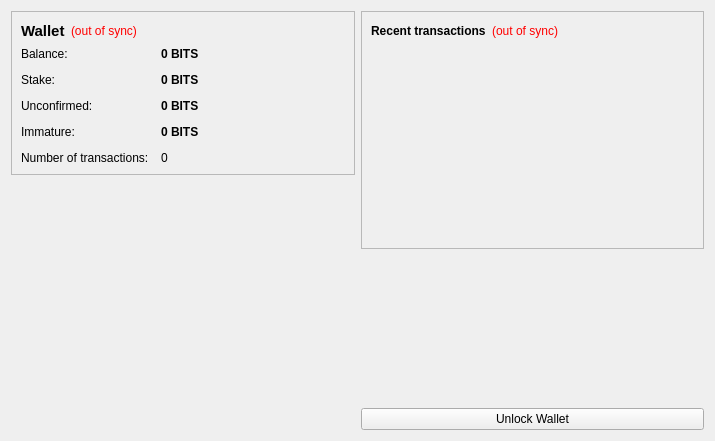
bitstar/bitstar, file src/qt/forms/overviewpage.ui: the form before one commit.
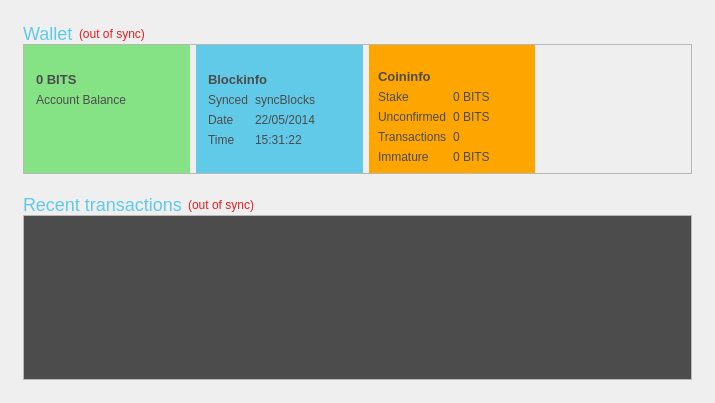
The form after the commit. Icons and pictures are not drawn.

Diff of the .ui file:
```diff
--- a/src/qt/forms/overviewpage.ui
+++ b/src/qt/forms/overviewpage.ui
@@ -7,35 +7,91 @@
     <x>0</x>
     <y>0</y>
     <width>715</width>
-    <height>441</height>
+    <height>403</height>
    </rect>
   </property>
   <property name="windowTitle">
    <string>Form</string>
   </property>
-  <layout class="QHBoxLayout" name="horizontalLayout" stretch="1,1">
+  <property name="layoutDirection">
+   <enum>Qt::LeftToRight</enum>
+  </property>
+  <property name="styleSheet">
+   <string notr="true"/>
+  </property>
+  <layout class="QHBoxLayout" name="horizontalLayout" stretch="0">
    <item>
-    <layout class="QVBoxLayout" name="verticalLayout_2">
-     <item>
-      <widget class="QFrame" name="frame">
-       <property name="frameShape">
-        <enum>QFrame::StyledPanel</enum>
-       </property>
-       <property name="frameShadow">
-        <enum>QFrame::Raised</enum>
-       </property>
-       <layout class="QVBoxLayout" name="verticalLayout_4">
+    <layout class="QVBoxLayout" name="overviewLayout" stretch="0,0,0,0">
+     <property name="spacing">
+      <number>0</number>
+     </property>
+     <property name="sizeConstraint">
+      <enum>QLayout::SetDefaultConstraint</enum>
+     </property>
+     <property name="leftMargin">
+      <number>12</number>
+     </property>
+     <property name="topMargin">
+      <number>12</number>
+     </property>
+     <property name="rightMargin">
+      <number>12</number>
+     </property>
+     <property name="bottomMargin">
+      <number>12</number>
+     </property>
         <item>
+      <widget class="QFrame" name="walletTitleFrame">
          <layout class="QHBoxLayout" name="horizontalLayout_4">
+        <property name="spacing">
+         <number>0</number>
+        </property>
+        <property name="leftMargin">
+         <number>0</number>
+        </property>
+        <property name="topMargin">
+         <number>0</number>
+        </property>
+        <property name="rightMargin">
+         <number>0</number>
+        </property>
+        <property name="bottomMargin">
+         <number>0</number>
+        </property>
+        <item>
+         <widget class="QWidget" name="widget_4" native="true">
+          <property name="minimumSize">
+           <size>
+            <width>0</width>
+            <height>0</height>
+           </size>
+          </property>
+          <property name="styleSheet">
+           <string notr="true">color: #60CAE8;</string>
+          </property>
+          <layout class="QHBoxLayout" name="horizontalLayout_11">
+           <property name="leftMargin">
+            <number>0</number>
+           </property>
+           <property name="topMargin">
+            <number>0</number>
+           </property>
+           <property name="rightMargin">
+            <number>0</number>
+           </property>
+           <property name="bottomMargin">
+            <number>0</number>
+           </property>
           <item>
            <widget class="QLabel" name="label_5">
             <property name="font">
              <font>
-              <pointsize>11</pointsize>
-              <weight>75</weight>
-              <bold>true</bold>
-             </font>
-            </property>
+               <pointsize>-1</pointsize>
+              </font>
+             </property>
+             <property name="styleSheet">
+              <string notr="true">font-size: 18px;</string>
+             </property>
             <property name="text">
              <string>Wallet</string>
             </property>
@@ -47,7 +103,7 @@
              <string>The displayed information may be out of date. Your wallet automatically synchronizes with the Bitstar network after a connection is established, but this process has not completed yet.</string>
             </property>
             <property name="styleSheet">
-             <string notr="true">QLabel { color: red; }</string>
+              <string notr="true">color: #e21e25;</string>
             </property>
             <property name="text">
              <string notr="true">(out of sync)</string>
@@ -71,51 +127,277 @@
            </spacer>
           </item>
          </layout>
+         </widget>
         </item>
+       </layout>
+      </widget>
+     </item>
         <item>
+      <widget class="QFrame" name="walletFrame">
+       <property name="enabled">
+        <bool>true</bool>
+       </property>
+       <property name="sizePolicy">
+        <sizepolicy hsizetype="Preferred" vsizetype="Preferred">
+         <horstretch>0</horstretch>
+         <verstretch>0</verstretch>
+        </sizepolicy>
+       </property>
+       <property name="maximumSize">
+        <size>
+         <width>16777215</width>
+         <height>300</height>
+        </size>
+       </property>
+       <property name="baseSize">
+        <size>
+         <width>0</width>
+         <height>0</height>
+        </size>
+       </property>
+       <property name="frameShape">
+        <enum>QFrame::StyledPanel</enum>
+       </property>
+       <property name="frameShadow">
+        <enum>QFrame::Raised</enum>
+       </property>
+       <layout class="QHBoxLayout" name="horizontalLayout_6">
+        <property name="spacing">
+         <number>6</number>
+        </property>
+        <property name="leftMargin">
+         <number>0</number>
+        </property>
+        <property name="topMargin">
+         <number>0</number>
+        </property>
+        <property name="rightMargin">
+         <number>0</number>
+        </property>
+        <property name="bottomMargin">
+         <number>0</number>
+        </property>
+        <item>
+         <layout class="QHBoxLayout" name="horizontalLayout_10">
+          <property name="spacing">
+           <number>0</number>
+          </property>
+          <item>
+           <widget class="QWidget" name="balance" native="true">
+            <property name="styleSheet">
+             <string notr="true">background: #85E285;
+color: #FFFFFF;</string>
+            </property>
          <layout class="QFormLayout" name="formLayout_2">
           <property name="fieldGrowthPolicy">
-           <enum>QFormLayout::AllNonFixedFieldsGrow</enum>
-          </property>
-          <property name="horizontalSpacing">
+              <enum>QFormLayout::FieldsStayAtSizeHint</enum>
+             </property>
+             <property name="leftMargin">
            <number>12</number>
           </property>
-          <property name="verticalSpacing">
+             <property name="topMargin">
            <number>12</number>
           </property>
-          <item row="0" column="0">
-           <widget class="QLabel" name="label">
-            <property name="text">
-             <string>Balance:</string>
-            </property>
-           </widget>
-          </item>
-          <item row="0" column="1">
+             <property name="rightMargin">
+              <number>12</number>
+             </property>
+             <property name="bottomMargin">
+              <number>12</number>
+             </property>
+             <item row="0" column="0" colspan="2">
            <widget class="QLabel" name="labelBalance">
-            <property name="font">
-             <font>
-              <weight>75</weight>
-              <bold>true</bold>
-             </font>
-            </property>
-            <property name="cursor">
-             <cursorShape>IBeamCursor</cursorShape>
-            </property>
-            <property name="toolTip">
-             <string>Your current balance</string>
-            </property>
+               <property name="styleSheet">
+                <string notr="true">color: #4C4C4C;
+font-size: 13px;
+font-weight: bold;
+padding-top: 15px;
+text-align: left;</string>
+               </property>
+               <property name="text">
+                <string>0 BITS</string>
+               </property>
+               <property name="indent">
+                <number>0</number>
+               </property>
+              </widget>
+             </item>
+             <item row="1" column="0">
+              <widget class="QLabel" name="label_8">
+               <property name="styleSheet">
+                <string notr="true">color: #4C4C4C;
+font-size: 12px;</string>
+               </property>
             <property name="text">
-             <string notr="true">0 BITS</string>
-            </property>
-            <property name="textInteractionFlags">
-             <set>Qt::LinksAccessibleByMouse|Qt::TextSelectableByKeyboard|Qt::TextSelectableByMouse</set>
+                <string>Account Balance</string>
+               </property>
+              </widget>
+             </item>
+            </layout>
+           </widget>
+          </item>
+         </layout>
+        </item>
+        <item>
+         <layout class="QHBoxLayout" name="horizontalLayout_8">
+          <property name="spacing">
+           <number>0</number>
+          </property>
+          <property name="leftMargin">
+           <number>0</number>
+          </property>
+          <item>
+           <widget class="QWidget" name="widget_3" native="true">
+            <property name="styleSheet">
+             <string notr="true">background: #60CAE8;
+color: #FFFFFF;</string>
+            </property>
+            <layout class="QFormLayout" name="formLayout_4">
+             <property name="fieldGrowthPolicy">
+              <enum>QFormLayout::FieldsStayAtSizeHint</enum>
+             </property>
+             <property name="leftMargin">
+              <number>12</number>
+             </property>
+             <property name="topMargin">
+              <number>12</number>
+             </property>
+             <property name="rightMargin">
+              <number>12</number>
+             </property>
+             <property name="bottomMargin">
+              <number>12</number>
+             </property>
+             <item row="0" column="0" colspan="2">
+              <widget class="QLabel" name="labelBlockinfo">
+               <property name="styleSheet">
+                <string notr="true">color: #4C4C4C;
+font-size: 13px;
+font-weight: bold;
+padding-top: 15px;
+text-align: left;</string>
+               </property>
+               <property name="text">
+                <string>Blockinfo</string>
+               </property>
+               <property name="indent">
+                <number>0</number>
+               </property>
+               <property name="buddy">
+                <cstring></cstring>
+               </property>
+              </widget>
+             </item>
+             <item row="1" column="0">
+              <widget class="QLabel" name="label_7">
+               <property name="styleSheet">
+                <string notr="true">color: #4C4C4C;
+font-size: 12px;</string>
+               </property>
+               <property name="text">
+                <string>Synced</string>
+               </property>
+              </widget>
+             </item>
+             <item row="1" column="1">
+              <widget class="QLabel" name="labelBlockCount">
+               <property name="styleSheet">
+                <string notr="true">color: #4C4C4C;
+font-size: 12px;</string>
+               </property>
+               <property name="text">
+                <string>syncBlocks</string>
+               </property>
+              </widget>
+             </item>
+             <item row="2" column="0">
+              <widget class="QLabel" name="label_9">
+               <property name="styleSheet">
+                <string notr="true">color: #4C4C4C;
+font-size: 12px;</string>
+               </property>
+               <property name="text">
+                <string>Date</string>
+               </property>
+              </widget>
+             </item>
+             <item row="2" column="1">
+              <widget class="QLabel" name="labelLastBlockDate">
+               <property name="styleSheet">
+                <string notr="true">color: #4C4C4C;
+font-size: 12px;</string>
+               </property>
+               <property name="text">
+                <string>22/05/2014</string>
+               </property>
+              </widget>
+             </item>
+             <item row="3" column="0">
+              <widget class="QLabel" name="label_10">
+               <property name="styleSheet">
+                <string notr="true">color: #4C4C4C;
+font-size: 12px;</string>
+               </property>
+               <property name="text">
+                <string>Time</string>
+               </property>
+              </widget>
+             </item>
+             <item row="3" column="1">
+              <widget class="QLabel" name="labelLastBlockTime">
+               <property name="styleSheet">
+                <string notr="true">color: #4C4C4C;
+font-size: 12px;</string>
+               </property>
+               <property name="text">
+                <string>15:31:22</string>
+               </property>
+              </widget>
+             </item>
+            </layout>
+           </widget>
+          </item>
+         </layout>
+        </item>
+        <item>
+         <layout class="QHBoxLayout" name="horizontalLayout_9">
+          <item>
+           <widget class="QWidget" name="widget" native="true">
+            <property name="styleSheet">
+             <string notr="true">background: #FFA500;
+color: #FFFFFF;</string>
+            </property>
+            <layout class="QFormLayout" name="formLayout_3">
+             <property name="fieldGrowthPolicy">
+              <enum>QFormLayout::FieldsStayAtSizeHint</enum>
+             </property>
+             <item row="0" column="0" colspan="2">
+              <widget class="QLabel" name="labelCoinInfo">
+               <property name="styleSheet">
+                <string notr="true">color: #4C4C4C;
+font-size: 13px;
+font-weight: bold;
+padding-top: 15px;
+text-align: left;</string>
+               </property>
+               <property name="text">
+                <string>Coininfo</string>
+               </property>
+               <property name="indent">
+                <number>0</number>
+               </property>
+               <property name="buddy">
+                <cstring></cstring>
             </property>
            </widget>
           </item>
           <item row="1" column="0">
            <widget class="QLabel" name="label_6">
+               <property name="styleSheet">
+                <string notr="true">color: #4C4C4C;
+font-size: 12px;</string>
+               </property>
             <property name="text">
-             <string>Stake:</string>
+                <string>Stake</string>
             </property>
            </widget>
           </item>
@@ -123,8 +405,7 @@
            <widget class="QLabel" name="labelStake">
             <property name="font">
              <font>
-              <weight>75</weight>
-              <bold>true</bold>
+                 <pointsize>-1</pointsize>
              </font>
             </property>
             <property name="cursor">
@@ -133,6 +414,10 @@
             <property name="toolTip">
              <string>Total of coins that was staked, and do not yet count toward the current balance</string>
             </property>
+               <property name="styleSheet">
+                <string notr="true">color: #4C4C4C;
+font-size: 12px;</string>
+               </property>
             <property name="text">
              <string notr="true">0 BITS</string>
             </property>
@@ -143,8 +428,12 @@
           </item>
           <item row="2" column="0">
            <widget class="QLabel" name="label_3">
+               <property name="styleSheet">
+                <string notr="true">color: #4C4C4C;
+font-size: 12px;</string>
+               </property>
             <property name="text">
-             <string>Unconfirmed:</string>
+                <string>Unconfirmed</string>
             </property>
            </widget>
           </item>
@@ -152,8 +441,7 @@
            <widget class="QLabel" name="labelUnconfirmed">
             <property name="font">
              <font>
-              <weight>75</weight>
-              <bold>true</bold>
+                 <pointsize>-1</pointsize>
              </font>
             </property>
             <property name="cursor">
@@ -162,6 +450,10 @@
             <property name="toolTip">
              <string>Total of transactions that have yet to be confirmed, and do not yet count toward the current balance</string>
             </property>
+               <property name="styleSheet">
+                <string notr="true">color: #4C4C4C;
+font-size: 12px;</string>
+               </property>
             <property name="text">
              <string notr="true">0 BITS</string>
             </property>
@@ -170,69 +462,79 @@
             </property>
            </widget>
           </item>
-          <item row="3" column="0">
-           <widget class="QLabel" name="labelImmatureText">
-            <property name="text">
-             <string>Immature:</string>
-            </property>
-           </widget>
-          </item>
           <item row="3" column="1">
-           <widget class="QLabel" name="labelImmature">
-            <property name="font">
-             <font>
-              <weight>75</weight>
-              <bold>true</bold>
-             </font>
-            </property>
-            <property name="toolTip">
-             <string>Mined balance that has not yet matured</string>
-            </property>
-            <property name="text">
-             <string notr="true">0 BITS</string>
-            </property>
-            <property name="textInteractionFlags">
-             <set>Qt::LinksAccessibleByMouse|Qt::TextSelectableByKeyboard|Qt::TextSelectableByMouse</set>
-            </property>
-           </widget>
-          </item>
-          <item row="4" column="0">
-           <widget class="QLabel" name="label_2">
-            <property name="text">
-             <string>Number of transactions:</string>
-            </property>
-           </widget>
-          </item>
-          <item row="4" column="1">
            <widget class="QLabel" name="labelNumTransactions">
             <property name="toolTip">
              <string>Total number of transactions in wallet</string>
             </property>
+               <property name="styleSheet">
+                <string notr="true">color: #4C4C4C;
+font-size: 12px;</string>
+               </property>
             <property name="text">
              <string notr="true">0</string>
             </property>
            </widget>
           </item>
-         </layout>
-        </item>
+             <item row="3" column="0">
+              <widget class="QLabel" name="labelTransactions">
+               <property name="styleSheet">
+                <string notr="true">color: #4C4C4C;
+font-size: 12px;</string>
+               </property>
+               <property name="text">
+                <string>Transactions</string>
+               </property>
+              </widget>
+             </item>
+             <item row="4" column="0">
+              <widget class="QLabel" name="labelImmatureText">
+               <property name="styleSheet">
+                <string notr="true">color: #4C4C4C;
+font-size: 12px;</string>
+               </property>
+               <property name="text">
+                <string>Immature</string>
+               </property>
+              </widget>
+             </item>
+             <item row="4" column="1">
+              <widget class="QLabel" name="labelImmature">
+               <property name="font">
+                <font>
+                 <pointsize>-1</pointsize>
+                </font>
+               </property>
+               <property name="toolTip">
+                <string>Mined balance that has not yet matured</string>
+               </property>
+               <property name="styleSheet">
+                <string notr="true">color: #4C4C4C;
+font-size: 12px;</string>
+               </property>
+               <property name="text">
+                <string notr="true">0 BITS</string>
+               </property>
+               <property name="textInteractionFlags">
+                <set>Qt::LinksAccessibleByMouse|Qt::TextSelectableByKeyboard|Qt::TextSelectableByMouse</set>
+               </property>
+              </widget>
+             </item>
        </layout>
       </widget>
      </item>
+         </layout>
+        </item>
      <item>
-      <spacer name="verticalSpacer">
-       <property name="orientation">
-        <enum>Qt::Vertical</enum>
-       </property>
-       <property name="sizeHint" stdset="0">
+         <layout class="QHBoxLayout" name="horizontalLayout_7">
+          <item>
+           <widget class="QLabel" name="logo">
+            <property name="maximumSize">
         <size>
-         <width>20</width>
-         <height>40</height>
-        </size>
-       </property>
-      </spacer>
-     </item>
-     <item>
-      <widget class="QLabel" name="label_6">
+              <width>150</width>
+              <height>150</height>
+             </size>
+            </property>
        <property name="text">
         <string/>
        </property>
@@ -243,32 +545,70 @@
         <bool>false</bool>
        </property>
        <property name="alignment">
-        <set>Qt::AlignCenter</set>
+             <set>Qt::AlignLeading|Qt::AlignLeft|Qt::AlignVCenter</set>
        </property>
        <property name="margin">
-        <number>-2</number>
-       </property>
+             <number>0</number>
+            </property>
+            <property name="indent">
+             <number>0</number>
+            </property>
       </widget>
      </item>
     </layout>
    </item>
+       </layout>
+      </widget>
+     </item>
    <item>
-    <layout class="QVBoxLayout" name="verticalLayout_3">
-     <item>
-      <widget class="QFrame" name="frame_2">
-       <property name="frameShape">
-        <enum>QFrame::StyledPanel</enum>
-       </property>
-       <property name="frameShadow">
-        <enum>QFrame::Raised</enum>
-       </property>
-       <layout class="QVBoxLayout" name="verticalLayout">
-        <item>
+      <widget class="QWidget" name="transactionsTitleFrame" native="true">
          <layout class="QHBoxLayout" name="horizontalLayout_2">
+        <property name="spacing">
+         <number>0</number>
+        </property>
+        <property name="leftMargin">
+         <number>0</number>
+        </property>
+        <property name="topMargin">
+         <number>20</number>
+        </property>
+        <property name="rightMargin">
+         <number>0</number>
+        </property>
+        <property name="bottomMargin">
+         <number>0</number>
+        </property>
+        <item>
+         <widget class="QWidget" name="widget_5" native="true">
+          <property name="minimumSize">
+           <size>
+            <width>0</width>
+            <height>0</height>
+           </size>
+          </property>
+          <property name="styleSheet">
+           <string notr="true">color: #60CAE8;</string>
+          </property>
+          <layout class="QHBoxLayout" name="horizontalLayout_12">
+           <property name="leftMargin">
+            <number>0</number>
+           </property>
+           <property name="topMargin">
+            <number>0</number>
+           </property>
+           <property name="rightMargin">
+            <number>0</number>
+           </property>
+           <property name="bottomMargin">
+            <number>0</number>
+           </property>
           <item>
            <widget class="QLabel" name="label_4">
+             <property name="styleSheet">
+              <string notr="true">font-size: 18px;</string>
+             </property>
             <property name="text">
-             <string>&lt;b&gt;Recent transactions&lt;/b&gt;</string>
+              <string>Recent transactions</string>
             </property>
            </widget>
           </item>
@@ -278,7 +618,7 @@
              <string>The displayed information may be out of date. Your wallet automatically synchronizes with the Bitstar network after a connection is established, but this process has not completed yet.</string>
             </property>
             <property name="styleSheet">
-             <string notr="true">QLabel { color: red; }</string>
+              <string notr="true">color: #e21e25;</string>
             </property>
             <property name="text">
              <string notr="true">(out of sync)</string>
@@ -302,17 +642,47 @@
            </spacer>
           </item>
          </layout>
+         </widget>
         </item>
+       </layout>
+      </widget>
+     </item>
+     <item>
+      <widget class="QFrame" name="transactionsFrame">
+       <property name="frameShape">
+        <enum>QFrame::StyledPanel</enum>
+       </property>
+       <property name="frameShadow">
+        <enum>QFrame::Raised</enum>
+       </property>
+       <layout class="QVBoxLayout" name="verticalLayout">
+        <property name="spacing">
+         <number>0</number>
+        </property>
+        <property name="leftMargin">
+         <number>0</number>
+        </property>
+        <property name="topMargin">
+         <number>0</number>
+        </property>
+        <property name="rightMargin">
+         <number>0</number>
+        </property>
+        <property name="bottomMargin">
+         <number>0</number>
+        </property>
         <item>
          <widget class="QListView" name="listTransactions">
           <property name="styleSheet">
-           <string notr="true">QListView { background: transparent; }</string>
+           <string notr="true">background: #4C4C4C;
+color: #FFFFFF;
+</string>
           </property>
           <property name="frameShape">
            <enum>QFrame::NoFrame</enum>
           </property>
           <property name="verticalScrollBarPolicy">
-           <enum>Qt::ScrollBarAlwaysOff</enum>
+           <enum>Qt::ScrollBarAsNeeded</enum>
           </property>
           <property name="horizontalScrollBarPolicy">
            <enum>Qt::ScrollBarAlwaysOff</enum>
@@ -325,26 +695,6 @@
        </layout>
       </widget>
      </item>
-     <item>
-      <spacer name="verticalSpacer_2">
-       <property name="orientation">
-        <enum>Qt::Vertical</enum>
-       </property>
-       <property name="sizeHint" stdset="0">
-        <size>
-         <width>20</width>
-         <height>40</height>
-        </size>
-       </property>
-      </spacer>
-     </item>
-     <item>
-      <widget class="QPushButton" name="unlockWalletButton">
-       <property name="text">
-        <string>Unlock Wallet</string>
-       </property>
-      </widget>
-     </item>
     </layout>
    </item>
   </layout>
```
Left out of the diff: 4 changed lines with no effect on the pictures. Lines whose indentation alone changed are shown as unchanged.
